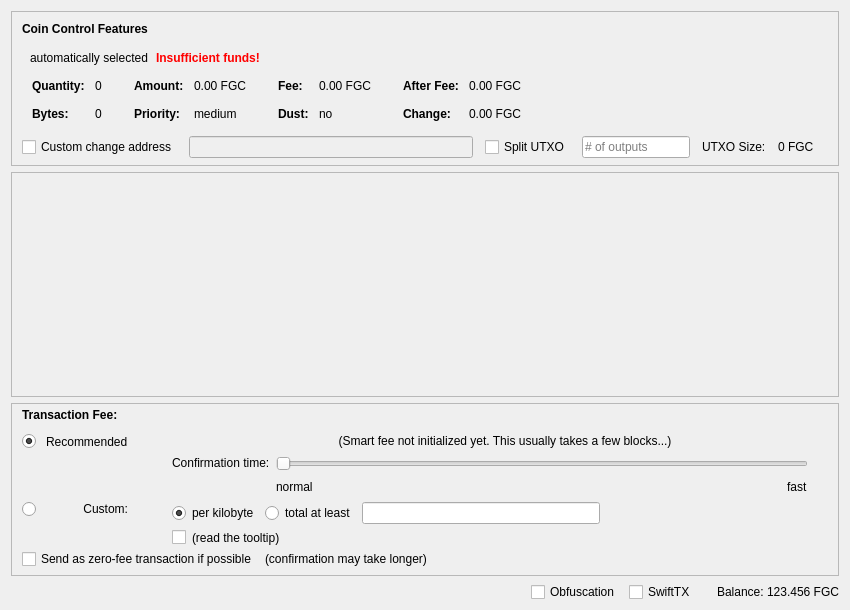
Above: src/qt/forms/sendcoinsdialog.ui from NicoDFS/FGC-1.2.5 before the change. Below: the same form after it.
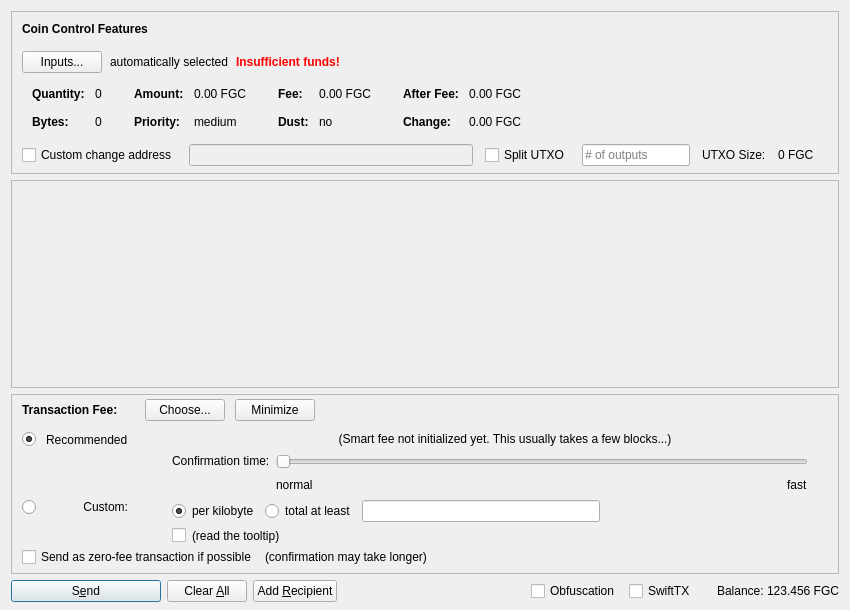
That is the form after the change. Icons and pictures are not drawn. Custom widgets are drawn as their Qt base class.

What changed in the file:
```diff
--- a/src/qt/forms/sendcoinsdialog.ui
+++ b/src/qt/forms/sendcoinsdialog.ui
@@ -102,7 +102,7 @@
            <number>10</number>
           </property>
           <item>
-           <widget class="QtMaterialFlatButton" name="pushButtonCoinControl" native="true">
+           <widget class="QPushButton" name="pushButtonCoinControl">
             <property name="styleSheet">
              <string notr="true"/>
             </property>
@@ -651,7 +651,7 @@
         <x>0</x>
         <y>0</y>
         <width>830</width>
-        <height>161</height>
+        <height>95</height>
        </rect>
       </property>
       <layout class="QVBoxLayout" name="verticalLayout_2" stretch="0,1">
@@ -799,14 +799,14 @@
                </widget>
               </item>
               <item>
-               <widget class="QtMaterialFlatButton" name="buttonChooseFee" native="true">
-                <property name="text" stdset="0">
+               <widget class="QPushButton" name="buttonChooseFee">
+                <property name="text">
                  <string>Choose...</string>
                 </property>
                </widget>
               </item>
               <item>
-               <widget class="QtMaterialFlatButton" name="buttonMinimizeFee" native="true">
+               <widget class="QPushButton" name="buttonMinimizeFee">
                 <property name="toolTip">
                  <string>collapse fee-settings</string>
                 </property>
@@ -1301,7 +1301,7 @@
    <item>
     <layout class="QHBoxLayout" name="horizontalLayout">
      <item>
-      <widget class="QtMaterialFlatButton" name="sendButton" native="true">
+      <widget class="QPushButton" name="sendButton">
        <property name="minimumSize">
         <size>
          <width>150</width>
@@ -1311,8 +1311,8 @@
        <property name="toolTip">
         <string>Confirm the send action</string>
        </property>
-       <property name="text" stdset="0">
-        <string>Send</string>
+       <property name="text">
+        <string>S&amp;end</string>
        </property>
        <property name="icon" stdset="0">
         <iconset resource="../fantasygold.qrc">
@@ -1327,7 +1327,7 @@
       </widget>
      </item>
      <item>
-      <widget class="QtMaterialFlatButton" name="clearButton" native="true">
+      <widget class="QPushButton" name="clearButton">
        <property name="sizePolicy">
         <sizepolicy hsizetype="Minimum" vsizetype="Fixed">
          <horstretch>0</horstretch>
@@ -1337,8 +1337,8 @@
        <property name="toolTip">
         <string>Clear all fields of the form.</string>
        </property>
-       <property name="text" stdset="0">
-        <string>Clear All</string>
+       <property name="text">
+        <string>Clear &amp;All</string>
        </property>
        <property name="icon" stdset="0">
         <iconset resource="../fantasygold.qrc">
@@ -1350,12 +1350,12 @@
       </widget>
      </item>
      <item>
-      <widget class="QtMaterialFlatButton" name="addButton" native="true">
+      <widget class="QPushButton" name="addButton">
        <property name="toolTip">
         <string>Send to multiple recipients at once</string>
        </property>
-       <property name="text" stdset="0">
-        <string>Add Recipient</string>
+       <property name="text">
+        <string>Add &amp;Recipient</string>
        </property>
        <property name="icon" stdset="0">
         <iconset resource="../fantasygold.qrc">
@@ -1449,11 +1449,6 @@
   </layout>
  </widget>
  <customwidgets>
-  <customwidget>
-   <class>QtMaterialFlatButton</class>
-   <extends>QWidget</extends>
-   <header>qtmaterialflatbutton.h</header>
-  </customwidget>
   <customwidget>
    <class>QValidatedLineEdit</class>
    <extends>QLineEdit</extends>
```
Left out of the diff: 20 changed lines with no effect on the pictures.
